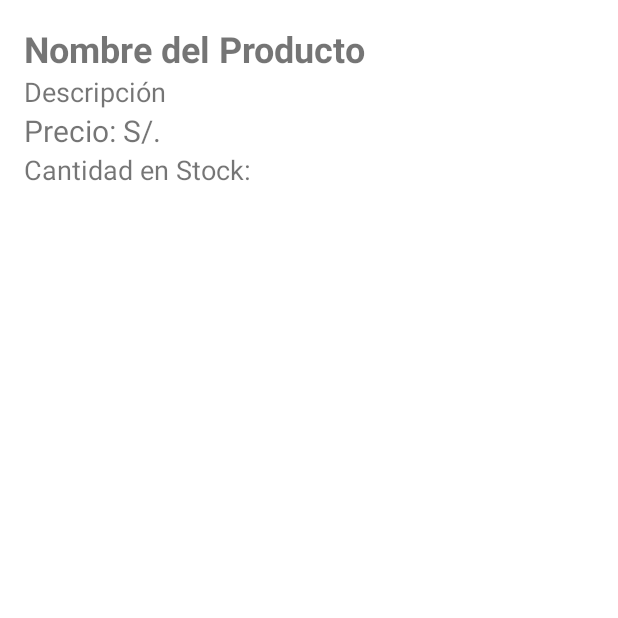
After one commit to Phool18/La_Dominguita_App, an Android app: the DetalleProductoActivity screen opened directly, with no data from a screen before it, on a phone screen of 412 x 824 dp, the top half of it. The commit adds this screen. Run offline under Robolectric (Android 15) with nearby library versions, the phone set to English and light mode, and no system bars.

Commit message:
listar productos top

```diff
--- a/app/src/main/AndroidManifest.xml
+++ b/app/src/main/AndroidManifest.xml
@@ -19,6 +19,9 @@
         android:theme="@style/Theme.La_Dominguita"
         android:usesCleartextTraffic="true"
         tools:targetApi="31">
+        <activity
+            android:name=".activity.Inicio.DetalleProductoActivity"
+            android:exported="false" />
         <activity
             android:name=".activity.Inicio.ListarProductosPorBotonActivity"
             android:exported="false" />
--- /dev/null
+++ b/app/src/main/java/la/dominga/activity/Inicio/DetalleProductoActivity.java
@@ -0,0 +1,16 @@
+package la.dominga.activity.Inicio;
+
+import androidx.appcompat.app.AppCompatActivity;
+
+import android.os.Bundle;
+
+import la.dominga.R;
+
+public class DetalleProductoActivity extends AppCompatActivity {
+
+    @Override
+    protected void onCreate(Bundle savedInstanceState) {
+        super.onCreate(savedInstanceState);
+        setContentView(R.layout.activity_detalle_producto);
+    }
+}
--- /dev/null
+++ b/app/src/main/res/layout/activity_detalle_producto.xml
@@ -0,0 +1,43 @@
+<?xml version="1.0" encoding="utf-8"?>
+<LinearLayout xmlns:android="http://schemas.android.com/apk/res/android"
+    android:layout_width="match_parent"
+    android:layout_height="match_parent"
+    android:orientation="vertical"
+    android:padding="16dp">
+
+    <!-- Nombre del Producto -->
+    <TextView
+        android:id="@+id/tvNombreProducto"
+        android:layout_width="wrap_content"
+        android:layout_height="wrap_content"
+        android:textSize="24sp"
+        android:textStyle="bold"
+        android:text="Nombre del Producto" />
+
+    <!-- Descripción -->
+    <TextView
+        android:id="@+id/tvDescripcion"
+        android:layout_width="wrap_content"
+        android:layout_height="wrap_content"
+        android:textSize="18sp"
+        android:text="Descripción" />
+
+    <!-- Precio -->
+    <TextView
+        android:id="@+id/tvPrecio"
+        android:layout_width="wrap_content"
+        android:layout_height="wrap_content"
+        android:textSize="20sp"
+        android:text="Precio: S/." />
+
+    <!-- Cantidad en Stock -->
+    <TextView
+        android:id="@+id/tvCantidadEnStock"
+        android:layout_width="wrap_content"
+        android:layout_height="wrap_content"
+        android:textSize="18sp"
+        android:text="Cantidad en Stock:" />
+
+    <!-- Otros detalles del producto pueden ir aquí -->
+
+</LinearLayout>
--- a/app/src/main/res/layout/fragment_pan.xml
+++ b/app/src/main/res/layout/fragment_pan.xml
@@ -2,7 +2,8 @@
 <ScrollView xmlns:android="http://schemas.android.com/apk/res/android"
     android:layout_width="match_parent"
     android:layout_height="wrap_content"
-    android:fillViewport="true">
+    android:fillViewport="true"
+    android:background="#EFD6AC">
 
     <LinearLayout
         android:layout_width="match_parent"
```
Also changed, not shown: app/src/main/java/la/dominga/activity/fragments/PanFragment.java (+22 -11 lines), app/src/main/java/la/dominga/adapter/ProductoTopAdapter.java (+76 -1 lines).
